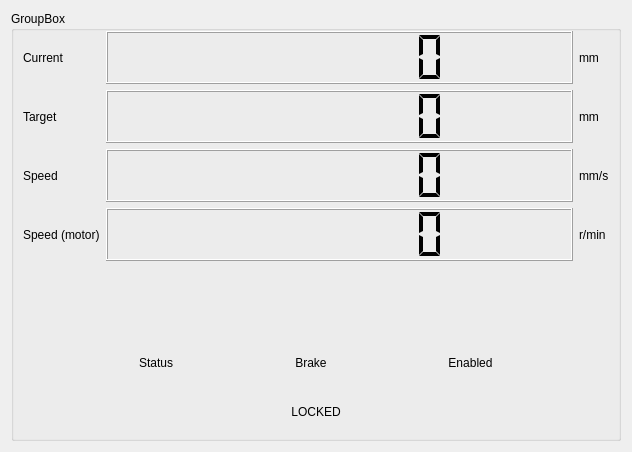
Above: GUI/forms/motorstats.ui from piotrpodlaski/rimokun before the change. Below: the same form after it.
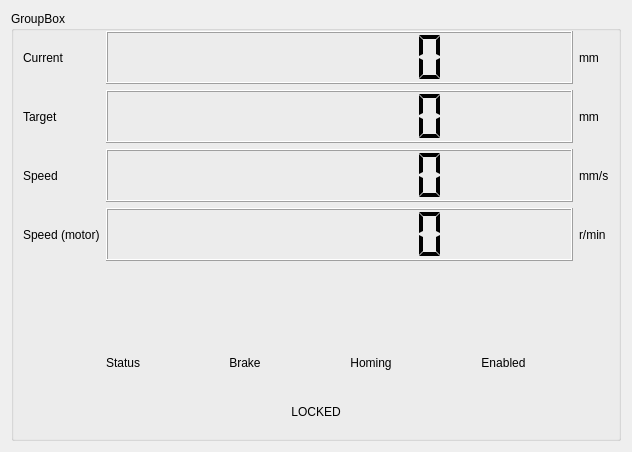
That is the form after the change. Custom widgets are drawn as their Qt base class.

What changed in the file:
```diff
--- a/GUI/forms/motorstats.ui
+++ b/GUI/forms/motorstats.ui
@@ -147,6 +147,36 @@
           </property>
          </spacer>
         </item>
+        <item>
+         <layout class="QVBoxLayout" name="verticalLayoutHoming">
+          <item>
+           <widget class="LedIndicator" name="homingLED" native="true"/>
+          </item>
+          <item>
+           <widget class="QLabel" name="label_homing">
+            <property name="text">
+             <string>Homing</string>
+            </property>
+            <property name="alignment">
+             <set>Qt::AlignHCenter|Qt::AlignTop</set>
+            </property>
+           </widget>
+          </item>
+         </layout>
+        </item>
+        <item>
+         <spacer name="horizontalSpacerHoming">
+          <property name="orientation">
+           <enum>Qt::Horizontal</enum>
+          </property>
+          <property name="sizeHint" stdset="0">
+           <size>
+            <width>40</width>
+            <height>20</height>
+           </size>
+          </property>
+         </spacer>
+        </item>
         <item>
          <layout class="QVBoxLayout" name="verticalLayoutEnabled">
           <item>
```
